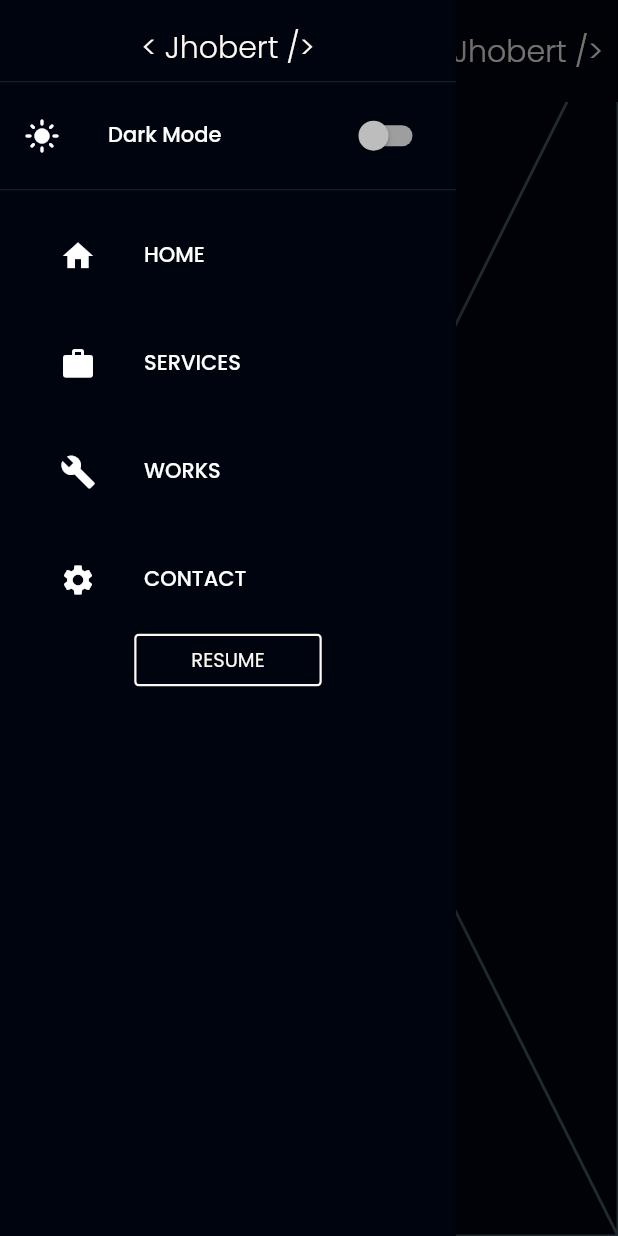
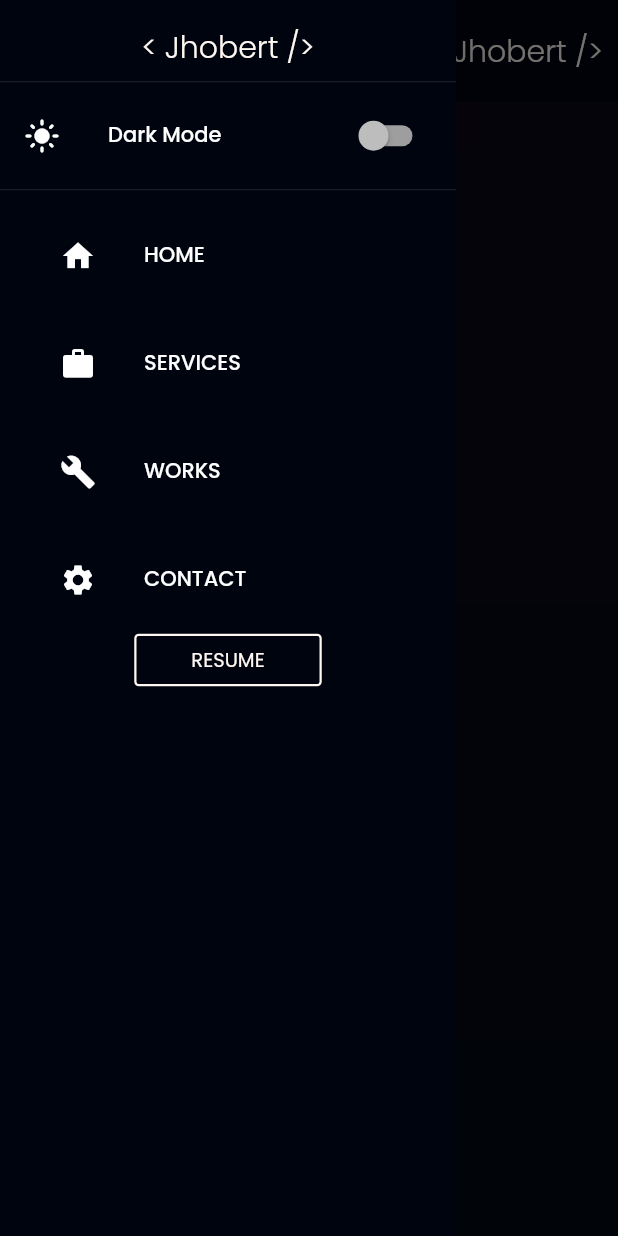
Before and after one commit to akosijho/flutter_portfolio, a Flutter app: the screen it shows after launch, with the side drawer open, on a phone screen of 412 x 824 dp. Run offline on Flutter 3.47's test engine with Material 2 defaults, Android fonts, the phone set to English and light mode, and no system bars; our stand-ins replace bloc, connectivity_plus, flutter_bloc, scrollable_positioned_list, sizer.

Commit message:
Created body background.

```diff
--- a/lib/app/sections/main/main_page.dart
+++ b/lib/app/sections/main/main_page.dart
@@ -1,8 +1,14 @@
+import 'dart:ui';
+
 import 'package:flutter/material.dart';
+import 'package:flutter_bloc/flutter_bloc.dart';
 import 'package:my_portfolio/app/sections/main/widgets/widgets.dart';
+import 'package:my_portfolio/core/color/colors.dart';
 import 'package:my_portfolio/core/configs/app.dart';
 import 'package:my_portfolio/core/providers/drawer_provider.dart';
 import 'package:my_portfolio/core/responsive/responsive.dart';
+import 'package:my_portfolio/core/theme/cubit/theme_cubit.dart';
+import 'package:my_portfolio/util/util.dart';
 import 'package:provider/provider.dart';
 
 class MainPage extends StatelessWidget {
@@ -25,7 +31,62 @@ class MainPage extends StatelessWidget {
             mobile: NavBarTablet(),
           )),
       drawer: !ResponsiveWidget.isDesktop(context) ? const MobileDrawer() : null,
-      body: const Placeholder(),
+      body: BlocBuilder<ThemeCubit, ThemeState>(
+        builder: (context, state) {
+          return Stack(
+            children: [
+              Positioned(
+                height: height * 0.2,
+                left: -88,
+                child: Container(
+                  height: height / 3,
+                  width: 166,
+                  decoration: const BoxDecoration(shape: BoxShape.circle, color: secondaryColor),
+                  child: BackdropFilter(
+                    filter: ImageFilter.blur(sigmaX: 200, sigmaY: 200),
+                    child: Container(
+                      height: 166,
+                      width: 166,
+                      color: Colors.transparent,
+                    ),
+                  ),
+                ),
+              ),
+              Positioned(
+                  bottom: 0,
+                  right: -100,
+                  child: Container(
+                    height: 100,
+                    width: 200,
+                    decoration: BoxDecoration(
+                      shape: BoxShape.circle,
+                      color: primaryColor.withOpacity(0.5),
+                    ),
+                    child: BackdropFilter(
+                      filter: ImageFilter.blur(sigmaY: 500, sigmaX: 500),
+                      child: Container(
+                        height: 200,
+                        width: 200,
+                        color: Colors.transparent,
+                      ),
+                    ),
+                  )),
+              if (state.isDarkThemeOn)
+                Align(
+                  alignment: Alignment.center,
+                  child: Image.asset(
+                    Images.cosmos,
+                    opacity: const AlwaysStoppedAnimation<double>(0.2),
+                    width: width,
+                    height: height,
+                    fit: BoxFit.cover,
+                    alignment: Alignment.topCenter,
+                  ),
+                ),
+            ],
+          );
+        },
+      ),
     );
   }
 }
--- a/lib/util/images.dart
+++ b/lib/util/images.dart
@@ -1,6 +1,6 @@
 class Images {
   Images._();
 
-  static const String _rootPath = "assets/images/";
+  static const String _rootPath = "images/";
   static const String cosmos = "${_rootPath}5424482.jpg";
 }
```
